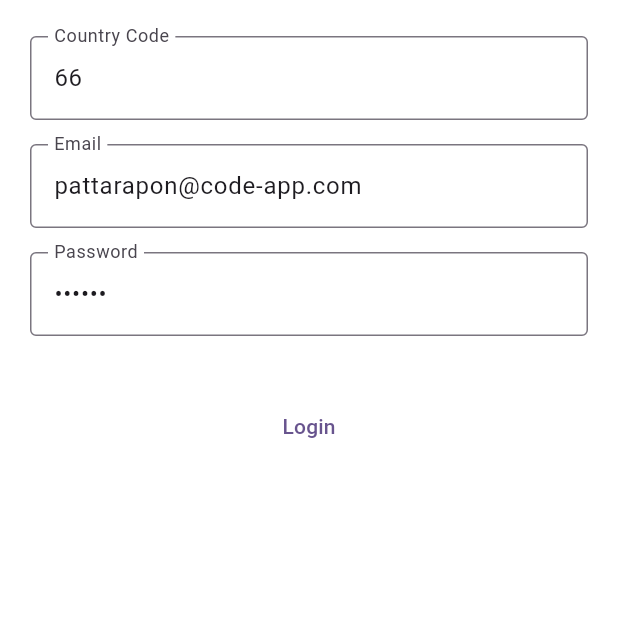
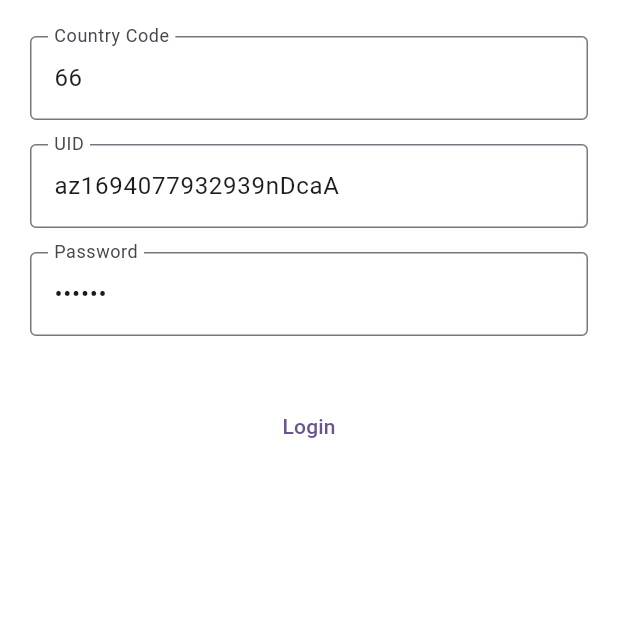
Before and after one commit to developer-code-app/poc_tuya_app_sdk, a Flutter app: the screen it shows after launch, on a phone screen of 412 x 824 dp, the top half of it. Run offline on Flutter 3.47's test engine with Material 2 defaults, Android fonts, the phone set to English and light mode, and no system bars; our stand-ins replace bloc, flutter_bloc; missing offline and left inert: dfunc.

Commit message:
changed to login with uid

```diff
--- a/lib/pages/login_page.dart
+++ b/lib/pages/login_page.dart
@@ -18,8 +18,7 @@ class LoginPage extends StatefulWidget {
 
 class _LoginPageState extends State<LoginPage> {
   final countryCodeTextController = TextEditingController(text: '66');
-  final emailTextController =
-      TextEditingController(text: 'pattarapon@code-app.com');
+  final uidTextController = TextEditingController(text: 'az1694077932939nDcaA');
   final passwordTextController = TextEditingController(text: 'qweasd');
 
   @override
@@ -47,11 +46,10 @@ class _LoginPageState extends State<LoginPage> {
                       ),
                       const SizedBox(height: 16),
                       TextField(
-                        controller: emailTextController,
-                        keyboardType: TextInputType.emailAddress,
+                        controller: uidTextController,
                         decoration: const InputDecoration(
                           border: OutlineInputBorder(),
-                          labelText: 'Email',
+                          labelText: 'UID',
                         ),
                       ),
                       const SizedBox(height: 16),
@@ -88,9 +86,9 @@ class _LoginPageState extends State<LoginPage> {
     uiBlockingCubit.block();
 
     try {
-      final user = await repository.loginWithEmail(
+      final user = await repository.loginWithUID(
         countryCode: countryCodeTextController.text,
-        email: emailTextController.text,
+        uid: uidTextController.text,
         password: passwordTextController.text,
       );
 
--- a/lib/repositories/tuya_repository.dart
+++ b/lib/repositories/tuya_repository.dart
@@ -8,19 +8,19 @@ class TuyaRepository {
 
   final MethodChannel methodChannel;
 
-  Future<User> loginWithEmail({
+  Future<User> loginWithUID({
+    required String uid,
     required String countryCode,
-    required String email,
     required String password,
   }) async {
     final argument = {
+      'uid': uid,
       'country_code': countryCode,
-      'email': email,
       'password': password,
     };
 
     return await methodChannel
-        .invokeMethod('loginWithEmail', argument)
+        .invokeMethod('loginWithUID', argument)
         .then((response) => User.fromMap(response));
   }
 
```
Also changed, not shown: lib/pages/device_adding_ap_mode.dart (+7 -0 lines), 1 other file.
